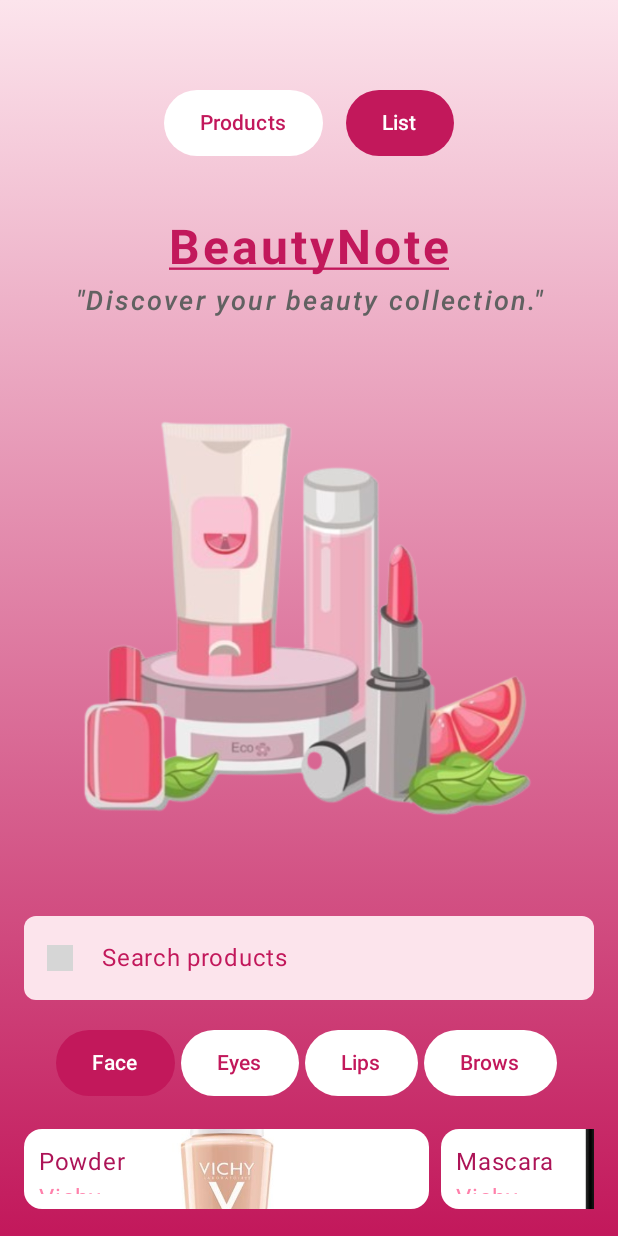
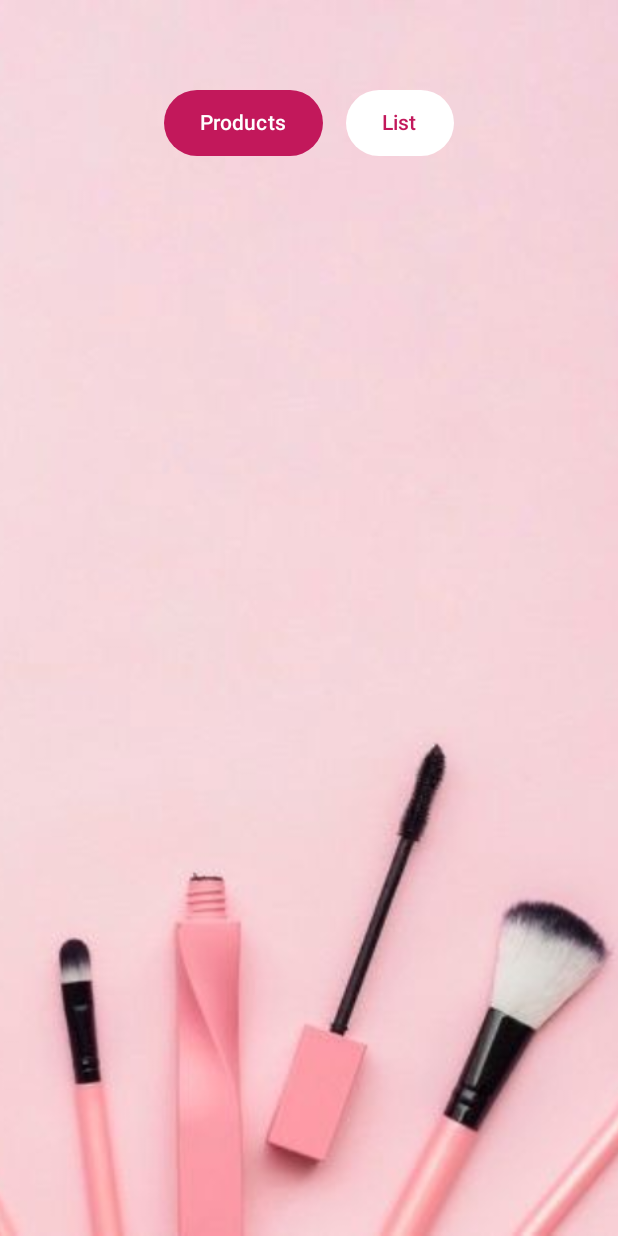
Before and after one commit to mlenic23/BeautyNote, an Android app built with Jetpack Compose: the screen it shows after launch (MainActivity), after a tap on "List", on a phone screen of 412 x 824 dp. Run offline under Robolectric (Android 15) with nearby library versions, the phone set to English and light mode, and no system bars; grey boxes are pictures that could not be loaded.

Commit message:
BeautyNote

```diff
--- /dev/null
+++ b/app/src/main/java/com/example/beautynoteapp/ui/theme/ListScreen.kt
@@ -0,0 +1,30 @@
+package com.example.beautynoteapp.ui.theme
+
+import androidx.compose.foundation.Image
+import androidx.compose.foundation.layout.Box
+import androidx.compose.foundation.layout.fillMaxSize
+import androidx.compose.runtime.Composable
+import androidx.compose.ui.Modifier
+import androidx.compose.ui.layout.ContentScale
+import androidx.compose.ui.res.painterResource
+import androidx.navigation.NavController
+import com.example.beautynoteapp.R
+
+
+@Composable
+fun ListScreen(navigation: NavController){
+
+    Box(
+        modifier = Modifier.fillMaxSize()
+    ) {
+        Image(
+            painter = painterResource(id = R.drawable.listbackground),
+            contentDescription = "Background Image",
+            modifier = Modifier.fillMaxSize(),
+            contentScale = ContentScale.Crop
+        )
+
+        ChoiceButton(navController = navigation)
+
+    }
+}
--- a/app/src/main/java/com/example/beautynoteapp/ui/theme/Navigation.kt
+++ b/app/src/main/java/com/example/beautynoteapp/ui/theme/Navigation.kt
@@ -10,6 +10,7 @@ import androidx.navigation.navArgument
 object Routes {
     const val SCREEN_ALL_PRODUCTS = "productsList"
     const val SCREEN_PRODUCTS_DETAILS = "productDetails/{productId}"
+    const val SCREEN_LIST = "List"
 
     fun getProductDetailsPath(productId: Int): String {
         return "productDetails/$productId"
@@ -36,5 +37,9 @@ fun NavigationController(navController: NavHostController) {
                 productId = productId // Prosleđujemo productId
             )
         }
+
+        composable(Routes.SCREEN_LIST) {
+            ListScreen(navigation = navController)
+        }
     }
 }
--- a/app/src/main/java/com/example/beautynoteapp/ui/theme/ProductDetailScreen.kt
+++ b/app/src/main/java/com/example/beautynoteapp/ui/theme/ProductDetailScreen.kt
@@ -24,10 +24,8 @@ import androidx.compose.material3.Button
 import androidx.compose.material3.ButtonDefaults
 import androidx.compose.material3.ButtonElevation
 import androidx.compose.material3.Icon
-import androidx.compose.material3.MaterialTheme
 import androidx.compose.material3.Text
 import androidx.compose.runtime.Composable
-import androidx.compose.runtime.MutableState
 import androidx.compose.runtime.getValue
 import androidx.compose.runtime.mutableStateOf
 import androidx.compose.runtime.remember
@@ -36,17 +34,13 @@ import androidx.compose.ui.Alignment
 import androidx.compose.ui.Modifier
 import androidx.compose.ui.graphics.Brush
 import androidx.compose.ui.graphics.Color
-import androidx.compose.ui.graphics.Color.Companion.Gray
 import androidx.compose.ui.graphics.Color.Companion.White
 import androidx.compose.ui.graphics.RectangleShape
 import androidx.compose.ui.layout.ContentScale
 import androidx.compose.ui.res.painterResource
-import androidx.compose.ui.text.SpanStyle
 import androidx.compose.ui.text.TextStyle
-import androidx.compose.ui.text.buildAnnotatedString
 import androidx.compose.ui.text.font.FontWeight
 import androidx.compose.ui.text.style.TextDecoration
-import androidx.compose.ui.text.withStyle
 import androidx.compose.ui.unit.dp
 import androidx.compose.ui.unit.sp
 import androidx.navigation.NavController
@@ -421,7 +415,6 @@ fun ProductDetailsScreen(
     Box(
         modifier = Modifier.fillMaxSize()
     ) {
-        // Pozadina (slika)
         Image(
             painter = painterResource(id = R.drawable.backgrounddetail),
             contentDescription = "Background Image",
@@ -456,12 +449,12 @@ fun ProductDetailsScreen(
 @Composable
 fun IconButton(
     @DrawableRes iconResource: Int,
-    text: String
+    text: String,
 ) {
     Button(
         onClick = { /*TODO*/ },
         colors = ButtonDefaults.buttonColors(
-            containerColor = White,
+            containerColor = Color(0xfff8bbd0),
             contentColor = Color(0xffc2185b)
         ),
         shape = RoundedCornerShape(80),
--- a/app/src/main/java/com/example/beautynoteapp/ui/theme/ProductsScreen.kt
+++ b/app/src/main/java/com/example/beautynoteapp/ui/theme/ProductsScreen.kt
@@ -59,6 +59,7 @@ data class Product(
     var rating: String = "",
     var isUsed: Boolean = false
 )
+
 
 data class Description(
     var fullName: String = "",
@@ -129,7 +130,7 @@ fun BeautyNoteScreen(navigation: NavController) {
         modifier = Modifier.fillMaxSize().background(Brush.verticalGradient(colors = listOf(Color(0xfffce4ec), Color(0xffc2185b))))
     ) {
 
-        ChoiceButton()
+        ChoiceButton(navController = navigation)
 
         ScreenTitle(
             title = "BeautyNote",
@@ -264,12 +265,22 @@ fun TabButton(
     onClick: () -> Unit
 ) {
     Button(
+        onClick = onClick,
         shape = RoundedCornerShape(24.dp),
         elevation = null,
-        colors = if (isActive) ButtonDefaults.buttonColors(contentColor = White, containerColor = Color(0xffc2185b))
-        else ButtonDefaults.buttonColors(contentColor = Color(0xffc2185b), containerColor = White),
+        colors = if (isActive) {
+            ButtonDefaults.buttonColors(
+                contentColor = Color.White,
+                containerColor = Color(0xffc2185b)
+            )
+        } else {
+
+            ButtonDefaults.buttonColors(
+                contentColor = Color(0xffc2185b),
+                containerColor = Color.White
+            )
+        },
         modifier = Modifier.fillMaxHeight(),
-        onClick = { onClick() }
     ) {
         Text(text)
     }
@@ -312,10 +323,8 @@ fun MakeupCategories() {
     }
 }
 
-
-
 @Composable
-fun ChoiceButton() {
+fun ChoiceButton(navController: NavController) {
     var currentActiveButton by remember { mutableStateOf(0) }
 
     Row(
@@ -332,6 +341,7 @@ fun ChoiceButton() {
             isActive = currentActiveButton == 0
         ) {
             currentActiveButton = 0
+            navController.navigate(Routes.SCREEN_ALL_PRODUCTS)
         }
 
         Spacer(modifier = Modifier.width(15.dp))
@@ -341,6 +351,7 @@ fun ChoiceButton() {
             isActive = currentActiveButton == 1
         ) {
             currentActiveButton = 1
+            navController.navigate(Routes.SCREEN_LIST)
         }
     }
     Spacer(modifier = Modifier.width(4.dp))
@@ -388,10 +399,12 @@ fun ProductCard(
             Text(title, color = Color(0xffad1457))
             Text(subtitle, color = Color(0xffff80ab))
             // Corrected navigation logic
-            Button(onClick = {
-                // Navigate to the details screen with the correct productId
-                navigation.navigate(Routes.getProductDetailsPath(productId))
-            }) {
+            Button(
+                onClick = {
+                    navigation.navigate(Routes.getProductDetailsPath(productId))
+                },
+                colors =  ButtonDefaults.buttonColors(contentColor = Color(0xfff8bbd0), containerColor = Color(0xffc2185b))
+            ) {
                 Text(text = "See details")
             }
         }
```
Also changed, not shown: app/src/main/res/drawable/listback.jpg (added), app/src/main/res/drawable/listbackground.jpg (added).
